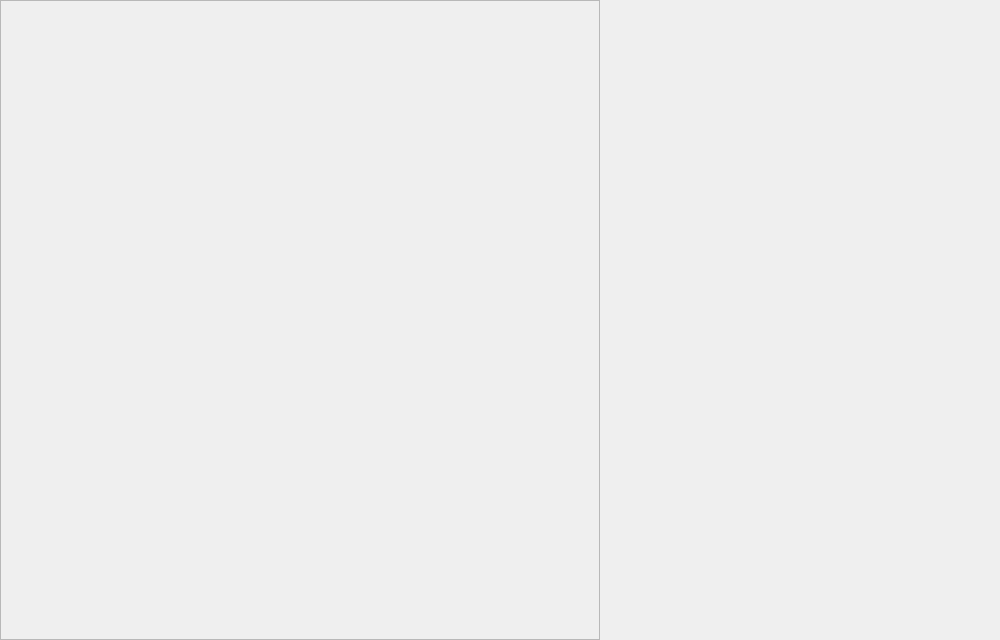
The window that coffee_shop_management_system/coffee_shop_management_system/GUI/OrderWidget.ui (PhucHoang200/coffee-shop-management-system) describes before a commit, drawn with Qt 5.
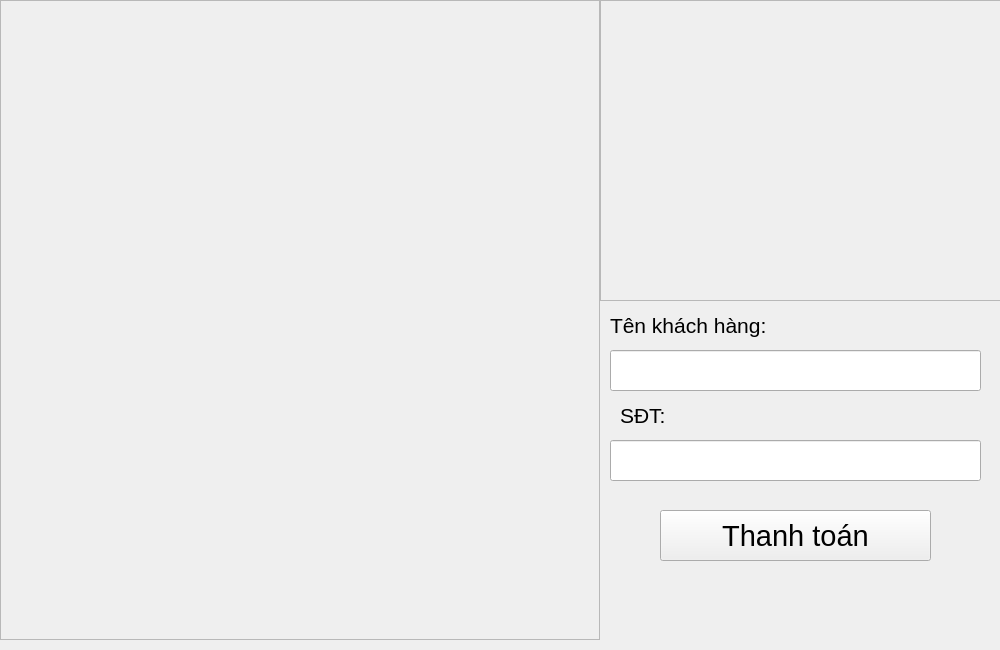
The same window after the commit.

Commit message: update order management

What changed in the file:
```diff
--- a/coffee_shop_management_system/coffee_shop_management_system/GUI/OrderWidget.ui
+++ b/coffee_shop_management_system/coffee_shop_management_system/GUI/OrderWidget.ui
@@ -7,7 +7,7 @@
     <x>0</x>
     <y>0</y>
     <width>1000</width>
-    <height>640</height>
+    <height>650</height>
    </rect>
   </property>
   <property name="windowTitle">
@@ -36,6 +36,106 @@
     </property>
    </widget>
   </widget>
+  <widget class="QFrame" name="frame">
+   <property name="geometry">
+    <rect>
+     <x>600</x>
+     <y>0</y>
+     <width>401</width>
+     <height>301</height>
+    </rect>
+   </property>
+   <property name="frameShape">
+    <enum>QFrame::Shape::StyledPanel</enum>
+   </property>
+   <property name="frameShadow">
+    <enum>QFrame::Shadow::Raised</enum>
+   </property>
+  </widget>
+  <widget class="QLabel" name="label">
+   <property name="geometry">
+    <rect>
+     <x>610</x>
+     <y>310</y>
+     <width>171</width>
+     <height>31</height>
+    </rect>
+   </property>
+   <property name="font">
+    <font>
+     <pointsize>16</pointsize>
+    </font>
+   </property>
+   <property name="text">
+    <string>Tên khách hàng:</string>
+   </property>
+  </widget>
+  <widget class="QLineEdit" name="customerNameEdit">
+   <property name="geometry">
+    <rect>
+     <x>610</x>
+     <y>350</y>
+     <width>371</width>
+     <height>41</height>
+    </rect>
+   </property>
+   <property name="font">
+    <font>
+     <pointsize>16</pointsize>
+    </font>
+   </property>
+  </widget>
+  <widget class="QLabel" name="label_2">
+   <property name="geometry">
+    <rect>
+     <x>620</x>
+     <y>400</y>
+     <width>171</width>
+     <height>31</height>
+    </rect>
+   </property>
+   <property name="font">
+    <font>
+     <pointsize>16</pointsize>
+    </font>
+   </property>
+   <property name="text">
+    <string>SĐT:</string>
+   </property>
+  </widget>
+  <widget class="QLineEdit" name="customerPhoneEdit">
+   <property name="geometry">
+    <rect>
+     <x>610</x>
+     <y>440</y>
+     <width>371</width>
+     <height>41</height>
+    </rect>
+   </property>
+   <property name="font">
+    <font>
+     <pointsize>16</pointsize>
+    </font>
+   </property>
+  </widget>
+  <widget class="QPushButton" name="checkoutButton">
+   <property name="geometry">
+    <rect>
+     <x>660</x>
+     <y>510</y>
+     <width>271</width>
+     <height>51</height>
+    </rect>
+   </property>
+   <property name="font">
+    <font>
+     <pointsize>22</pointsize>
+    </font>
+   </property>
+   <property name="text">
+    <string>Thanh toán</string>
+   </property>
+  </widget>
  </widget>
  <layoutdefault spacing="6" margin="11"/>
  <resources/>
```
The commit also changes 10 other files.
